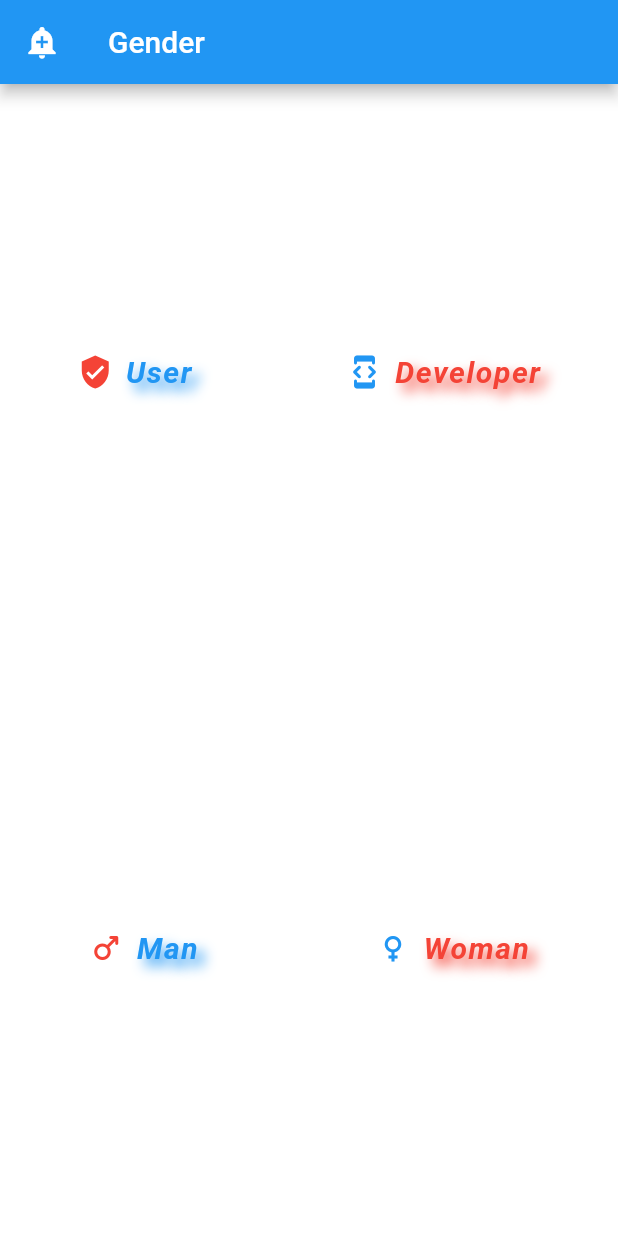
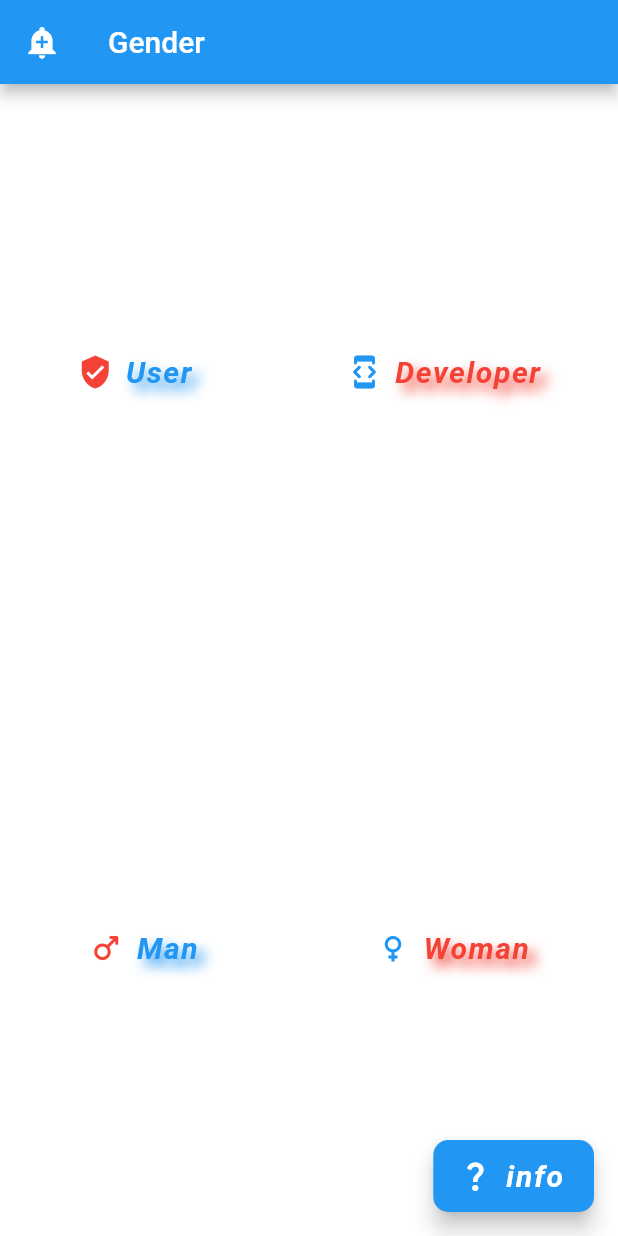
Before and after one commit to RamezHamdiSaeed/MyFlutterReference, a Flutter app: the screen it shows after launch, on a phone screen of 412 x 824 dp. Run offline on Flutter 3.47's test engine with Material 2 defaults, Android fonts, the phone set to English and light mode, and no system bars.

Commit message:
FAB and FABL widgets

```diff
--- a/lib/App/my_app.dart
+++ b/lib/App/my_app.dart
@@ -32,6 +32,7 @@ class MyApp extends StatelessWidget {
               letterSpacing: 1,
             ),
           ),
+          primaryColor: Colors.teal,
         ),
         debugShowCheckedModeBanner: false,
         home: Scaffold(
@@ -42,6 +43,16 @@ class MyApp extends StatelessWidget {
             //   Icon(Icons.add),
             // ],
           ),
+          floatingActionButton: FloatingActionButton.extended(
+            onPressed: () {},
+            icon: const Icon(Icons.question_mark),
+            label: const Text("info"),
+            tooltip: "info about Genders",
+            shape: RoundedRectangleBorder(
+              borderRadius: BorderRadius.circular(10),
+            ),
+          ),
+          // floatingActionButtonLocation: FloatingActionButtonLocation.startFloat,
           body: Container(
 
               // padding: const EdgeInsets.only(top: 200),
```
Also changed, not shown: 1 other file.
